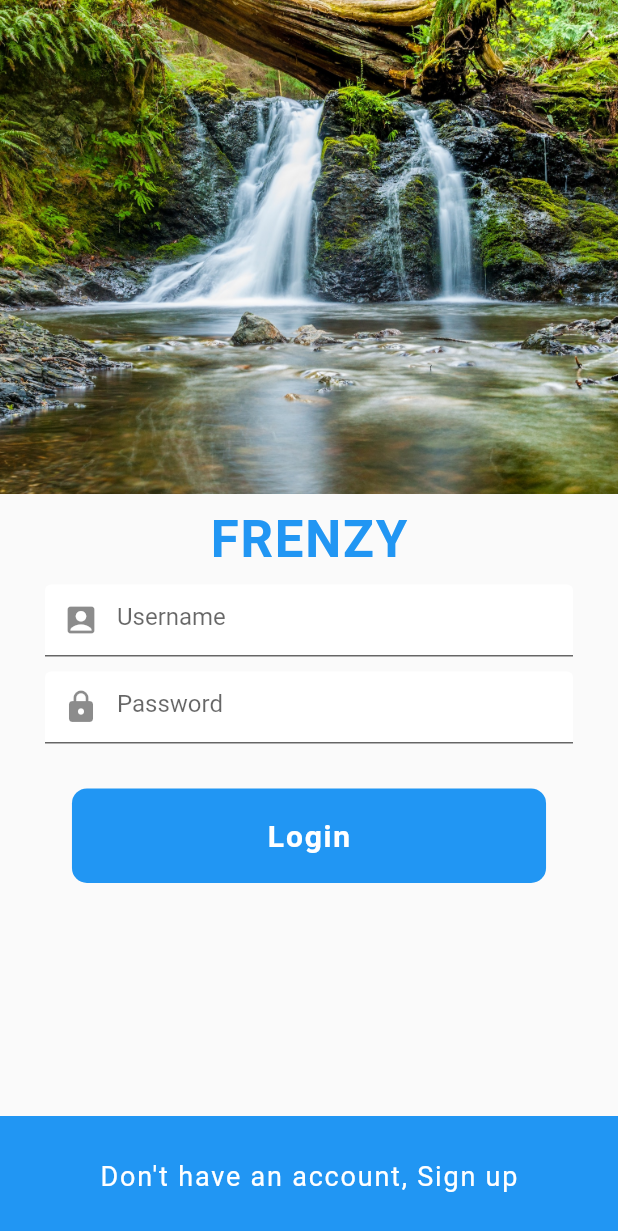
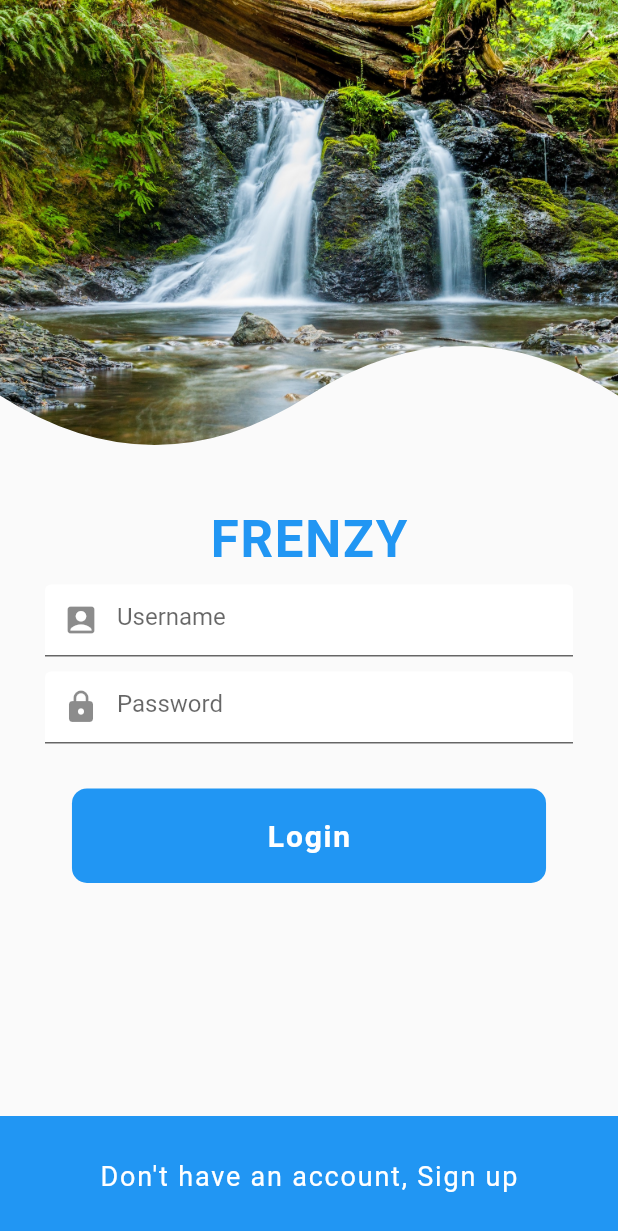
Before and after one commit to TheKetan2/social_app_ui_flutter, a Flutter app: the screen it shows after launch, on a phone screen of 412 x 824 dp. Shown: the top 1231 px of the screen. Run offline on Flutter 3.47's test engine with Material 2 defaults, Android fonts, the phone set to English and light mode, and no system bars.

Commit message:
added custom clipper

```diff
--- a/lib/screens/login_screen.dart
+++ b/lib/screens/login_screen.dart
@@ -1,4 +1,6 @@
 import "package:flutter/material.dart";
+
+import "../widgets/curved_clipper.dart";
 
 class LoginScreen extends StatefulWidget {
   @override
@@ -14,11 +16,14 @@ class _LoginScreenState extends State<LoginScreen> {
           height: MediaQuery.of(context).size.height,
           child: Column(
             children: [
-              Image(
-                height: MediaQuery.of(context).size.height / 2.5,
-                width: double.infinity,
-                fit: BoxFit.cover,
-                image: AssetImage("assets/images/login_background.jpg"),
+              ClipPath(
+                clipper: CurvedClipper(),
+                child: Image(
+                  height: MediaQuery.of(context).size.height / 2.5,
+                  width: double.infinity,
+                  fit: BoxFit.cover,
+                  image: AssetImage("assets/images/login_background.jpg"),
+                ),
               ),
               SizedBox(
                 height: 10,
--- /dev/null
+++ b/lib/widgets/curved_clipper.dart
@@ -0,0 +1,25 @@
+import 'package:flutter/material.dart';
+
+class CurvedClipper extends CustomClipper<Path> {
+  @override
+  Path getClip(Size size) {
+    // TODO: implement getClip
+    Path path = Path();
+    path.lineTo(0, 4 * size.height / 5);
+    Offset point1 = Offset(size.width / 4, size.height);
+    Offset point2 = Offset(size.width / 2, 4 * size.height / 5);
+    path.quadraticBezierTo(point1.dx, point1.dy, point2.dx, point2.dy);
+    Offset point3 = Offset(3 * size.width / 4, 3 * size.height / 5);
+    Offset point4 = Offset(size.width, 4 * size.height / 5);
+    path.quadraticBezierTo(point3.dx, point3.dy, point4.dx, point4.dy);
+    path.lineTo(size.width, 0);
+    return path;
+  }
+
+  @override
+  bool shouldReclip(CustomClipper<Path> oldClipper) {
+    // TODO: implement shouldReclip
+    throw UnimplementedError();
+    return false;
+  }
+}
```
